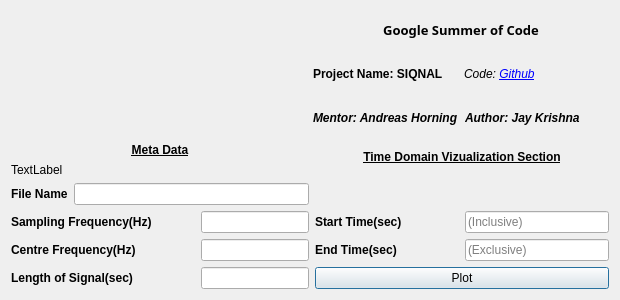
First picture: the form in qt/timescreen.ui, repository aerospaceresearch/SiqNAL, before the edit.
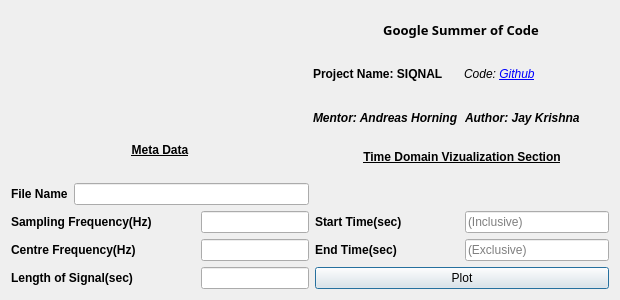
Second picture: the form after the edit.

```diff
--- a/qt/timescreen.ui
+++ b/qt/timescreen.ui
@@ -134,7 +134,10 @@
          <item>
           <widget class="QLabel" name="FileLogoDisplay">
            <property name="text">
-            <string>TextLabel</string>
+            <string/>
+           </property>
+           <property name="alignment">
+            <set>Qt::AlignCenter</set>
            </property>
           </widget>
          </item>
```
Left out of the diff: 9 changed lines with no effect on the pictures.
